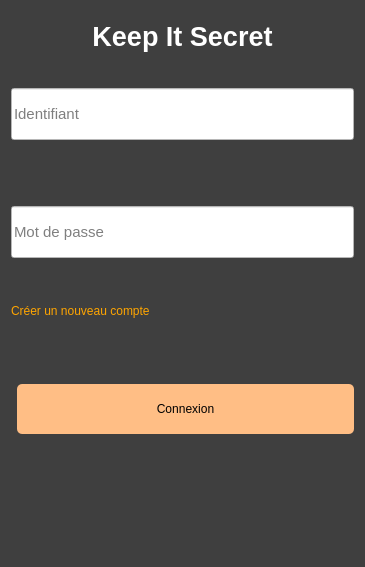
dbuhon/KeepItSecret, file mainwindow.ui: the form before one commit.
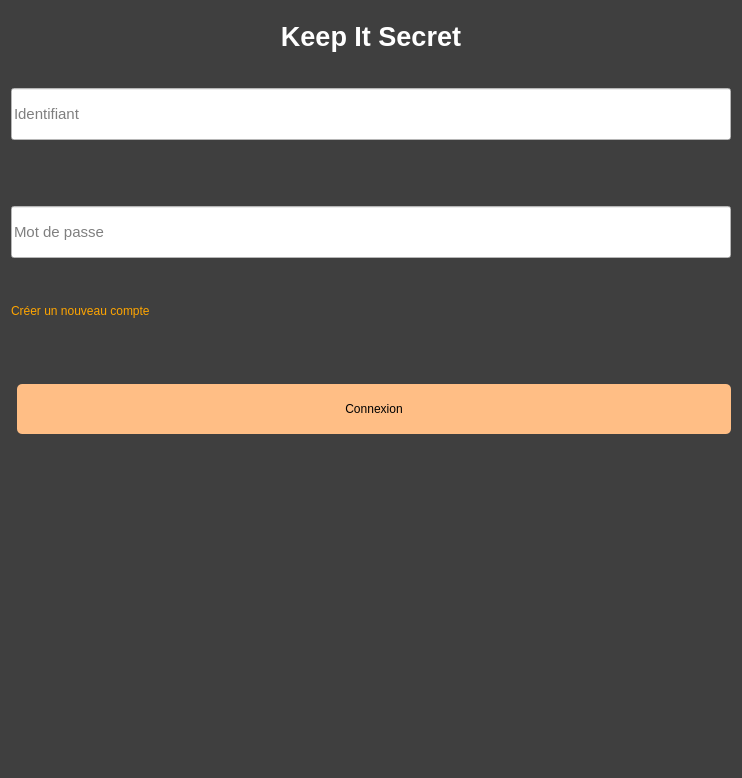
The form after the commit.

The edit to the form file:
```diff
--- a/mainwindow.ui
+++ b/mainwindow.ui
@@ -6,8 +6,8 @@
    <rect>
     <x>0</x>
     <y>0</y>
-    <width>365</width>
-    <height>567</height>
+    <width>742</width>
+    <height>778</height>
    </rect>
   </property>
   <property name="windowTitle">
```
